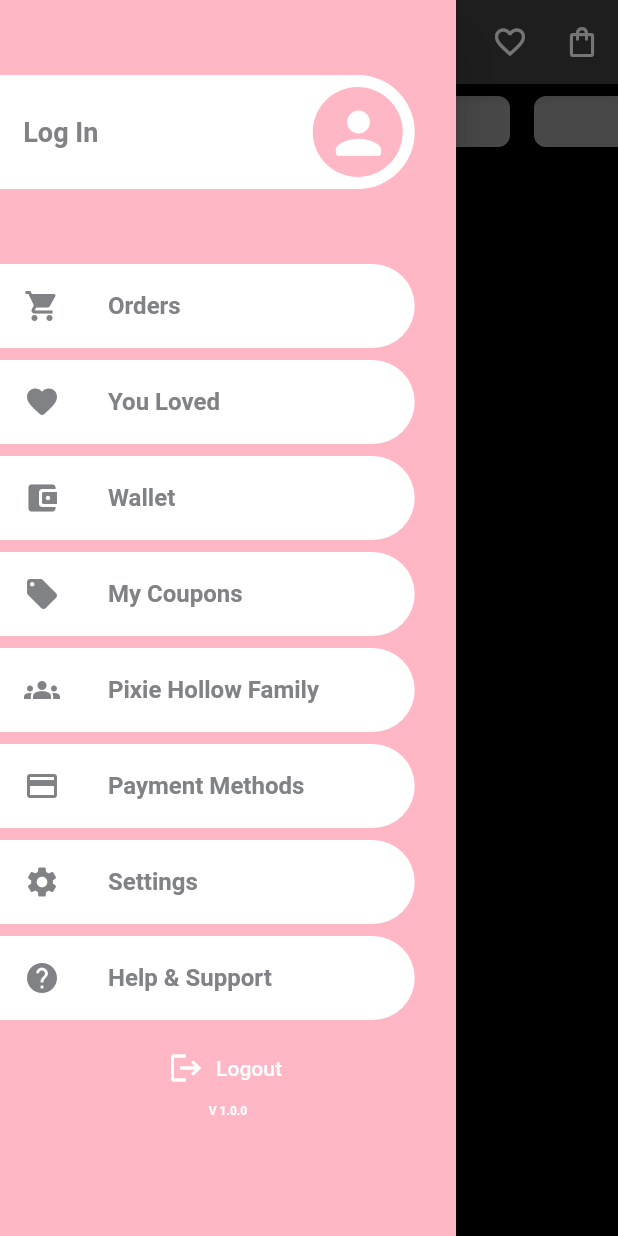
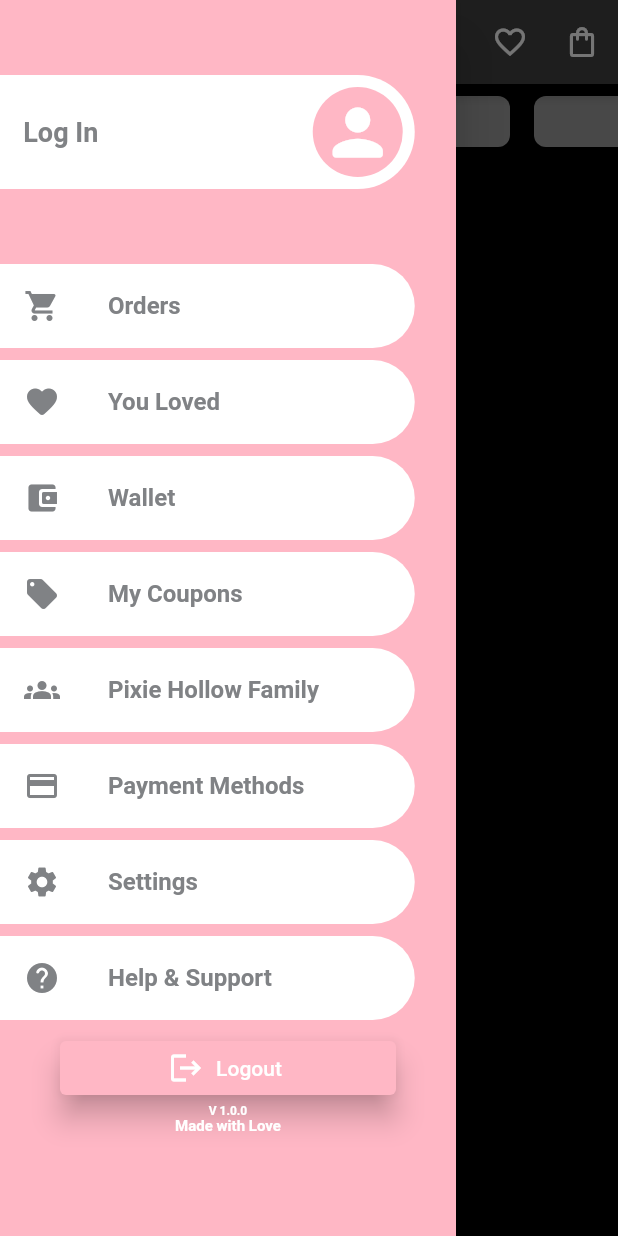
Before and after one commit to Saaiiikrishna/pixie_hollow, a Flutter app: the screen it shows after launch, with the side drawer open, on a phone screen of 412 x 824 dp. Run offline on Flutter 3.47's test engine with Material 2 defaults, Android fonts, the phone set to English and light mode, and no system bars; our stand-ins replace auth_buttons, cloud_firestore, firebase_core, freezed_annotation, logger, stacked and 2 more; missing offline and left inert: stacked_firebase_auth; accounts and stored records are empty.

Commit message:
new commits

```diff
--- a/lib/utils/widgets/navbar.dart
+++ b/lib/utils/widgets/navbar.dart
@@ -162,25 +162,16 @@ class Navbar extends StatelessWidget {
                                     mainAxisAlignment: MainAxisAlignment.center,
                                     crossAxisAlignment:
                                         CrossAxisAlignment.start,
-                                    children: [
+                                    children: const [
                                       CircleAvatar(
                                         backgroundColor: textBgColor,
                                         radius: 30,
                                         child: ClipOval(
-                                          child: IconButton(
-                                            iconSize: 45,
-                                            onPressed: () {},
-                                            icon: const Icon(
-                                              Icons.person_rounded,
-                                              color: Colors.white,
-                                            ),
+                                          child: Icon(
+                                            Icons.person_rounded,
+                                            color: Colors.white,
+                                            size: 50,
                                           ),
-                                          // Image.asset(
-                                          //   'assets/images/img1.jpeg',
-                                          //   width: 60,
-                                          //   height: 60,
-                                          //   fit: BoxFit.cover,
-                                          // ),
                                         ),
                                       )
                                     ],
@@ -215,12 +206,7 @@ class Navbar extends StatelessWidget {
                 ),
                 leading: const Icon(
                   Icons.shopping_cart,
-                  color: Color.fromRGBO(
-                    128,
-                    130,
-                    133,
-                    1,
-                  ),
+                  color: textColor,
                 ),
               ),
             ),
@@ -246,12 +232,7 @@ class Navbar extends StatelessWidget {
                 ),
                 leading: const Icon(
                   Icons.favorite_rounded,
-                  color: Color.fromRGBO(
-                    128,
-                    130,
-                    133,
-                    1,
-                  ),
+                  color: textColor,
                 ),
               ),
             ),
@@ -278,12 +259,7 @@ class Navbar extends StatelessWidget {
                 leading: const Icon(
                   Icons.account_balance_wallet_rounded,
                   // Icons.wallet,
-                  color: Color.fromRGBO(
-                    128,
-                    130,
-                    133,
-                    1,
-                  ),
+                  color: textColor,
                 ),
               ),
             ),
@@ -309,12 +285,7 @@ class Navbar extends StatelessWidget {
                 ),
                 leading: const Icon(
                   Icons.local_offer,
-                  color: Color.fromRGBO(
-                    128,
-                    130,
-                    133,
-                    1,
-                  ),
+                  color: textColor,
                 ),
               ),
             ),
@@ -340,12 +311,7 @@ class Navbar extends StatelessWidget {
                 ),
                 leading: const Icon(
                   Icons.groups,
-                  color: Color.fromRGBO(
-                    128,
-                    130,
-                    133,
-                    1,
-                  ),
+                  color: textColor,
                 ),
               ),
             ),
@@ -371,12 +337,7 @@ class Navbar extends StatelessWidget {
                 ),
                 leading: const Icon(
                   Icons.credit_card,
-                  color: Color.fromRGBO(
-                    128,
-                    130,
-                    133,
-                    1,
-                  ),
+                  color: textColor,
                 ),
               ),
             ),
@@ -402,12 +363,7 @@ class Navbar extends StatelessWidget {
                 ),
                 leading: const Icon(
                   Icons.settings,
-                  color: Color.fromRGBO(
-                    128,
-                    130,
-                    133,
-                    1,
-                  ),
+                  color: textColor,
                 ),
               ),
             ),
@@ -433,12 +389,7 @@ class Navbar extends StatelessWidget {
                 ),
                 leading: const Icon(
                   Icons.help_rounded,
-                  color: Color.fromRGBO(
-                    128,
-                    130,
-                    133,
-                    1,
-                  ),
+                  color: textColor,
                 ),
               ),
             ),
@@ -447,9 +398,9 @@ class Navbar extends StatelessWidget {
               child: ElevatedButton.icon(
                 style: ButtonStyle(
                   backgroundColor: MaterialStateProperty.all(
-                    const Color.fromRGBO(255, 183, 197, 1),
+                    textBgColor,
                   ),
-                  elevation: MaterialStateProperty.all(0),
+                  elevation: MaterialStateProperty.all(8),
                 ),
                 onPressed: () {},
                 icon: const Icon(
@@ -467,6 +418,15 @@ class Navbar extends StatelessWidget {
                     fontSize: 8,
                     fontWeight: FontWeight.bold),
               ),
+            ),
+            const Center(
+              child: Text(
+                'Made with Love',
+                style: TextStyle(
+                    color: Colors.white,
+                    fontSize: 10,
+                    fontWeight: FontWeight.bold),
+              ),
             )
           ],
         ),
```
